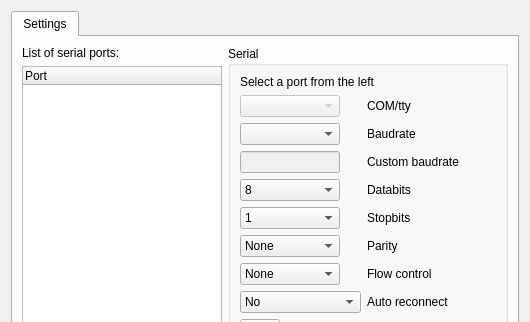
This is terminal/config.ui in Jeroen6/MultiTerminal as Qt 5 draws it before an edit; both pictures show x 0 to 530 and y 0 to 322 of the 530 by 500 pixel window. The edited form follows.
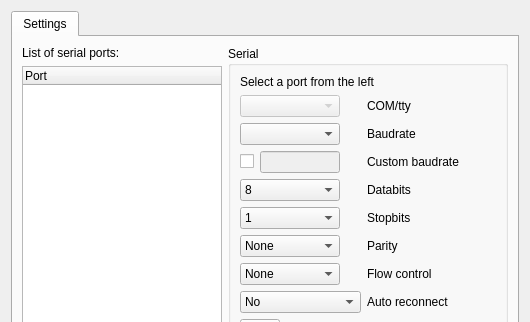
This is the edited form. Icons and pictures are not drawn.

Commit message: Custom baudrate enabled

What changed in the file:
```diff
--- a/terminal/config.ui
+++ b/terminal/config.ui
@@ -170,20 +170,34 @@
                  </widget>
                 </item>
                 <item row="2" column="0">
+                 <layout class="QHBoxLayout" name="horizontalLayout_5">
+                  <item>
+                   <widget class="QCheckBox" name="checkCustomBaud">
+                    <property name="text">
+                     <string/>
+                    </property>
+                   </widget>
+                  </item>
+                  <item>
                  <widget class="QLineEdit" name="editBaudrate">
                   <property name="enabled">
                    <bool>false</bool>
                   </property>
                   <property name="maximumSize">
                    <size>
-                    <width>100</width>
+                      <width>80</width>
                     <height>16777215</height>
                    </size>
                   </property>
                   <property name="toolTip">
                    <string>Future version</string>
                   </property>
-                 </widget>
+                    <property name="inputMask">
+                     <string>000000000000000D</string>
+                    </property>
+                   </widget>
+                  </item>
+                 </layout>
                 </item>
                 <item row="2" column="1">
                  <widget class="QLabel" name="label_6">
```
Left out of the diff: 54 changed lines with no effect on the pictures. Lines whose indentation alone changed are shown as unchanged. The commit also changes 3 other files.
